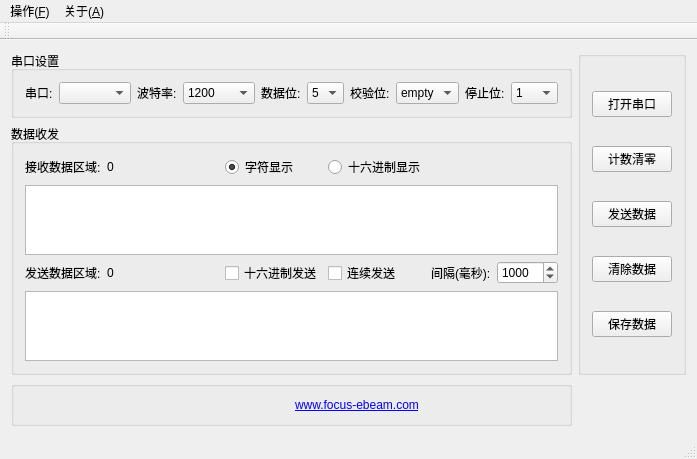
First picture: the form in serialAssistant1.1/mainwindow.ui, repository lonly-wolf/serialAssistant, before the edit.
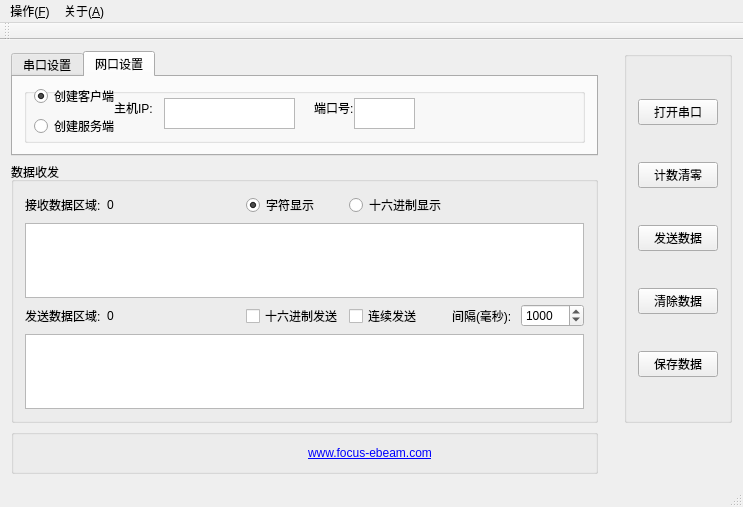
Second picture: the form after the edit. Icons and pictures are not drawn.

The edit to the form file:
```diff
--- a/serialAssistant1.1/mainwindow.ui
+++ b/serialAssistant1.1/mainwindow.ui
@@ -6,19 +6,29 @@
    <rect>
     <x>0</x>
     <y>0</y>
-    <width>655</width>
-    <height>417</height>
+    <width>708</width>
+    <height>507</height>
    </rect>
   </property>
   <property name="windowTitle">
    <string>聚束科技软件研发部</string>
   </property>
   <widget class="QWidget" name="centralWidget">
+   <layout class="QGridLayout" name="gridLayout_5">
+    <item row="0" column="0">
+     <widget class="QTabWidget" name="tabWidget">
+      <property name="currentIndex">
+       <number>1</number>
+      </property>
+      <widget class="QWidget" name="tab_3">
+       <attribute name="title">
+        <string>串口设置</string>
+       </attribute>
    <layout class="QGridLayout" name="gridLayout_4">
     <item row="0" column="0">
      <widget class="QGroupBox" name="groupBox">
       <property name="title">
-       <string>串口设置</string>
+           <string/>
       </property>
       <layout class="QGridLayout" name="gridLayout">
        <item row="0" column="2">
@@ -195,10 +205,148 @@
          </property>
         </widget>
        </item>
+           <item row="1" column="0">
+            <spacer name="verticalSpacer_3">
+             <property name="orientation">
+              <enum>Qt::Vertical</enum>
+             </property>
+             <property name="sizeHint" stdset="0">
+              <size>
+               <width>20</width>
+               <height>13</height>
+              </size>
+             </property>
+            </spacer>
+           </item>
+           <item row="1" column="9">
+            <spacer name="verticalSpacer_4">
+             <property name="orientation">
+              <enum>Qt::Vertical</enum>
+             </property>
+             <property name="sizeHint" stdset="0">
+              <size>
+               <width>20</width>
+               <height>13</height>
+              </size>
+             </property>
+            </spacer>
+           </item>
+           <item row="1" column="4">
+            <spacer name="verticalSpacer_2">
+             <property name="orientation">
+              <enum>Qt::Vertical</enum>
+             </property>
+             <property name="sizeHint" stdset="0">
+              <size>
+               <width>20</width>
+               <height>13</height>
+              </size>
+             </property>
+            </spacer>
+           </item>
       </layout>
      </widget>
     </item>
-    <item row="0" column="1" rowspan="2">
+       </layout>
+      </widget>
+      <widget class="QWidget" name="tab_4">
+       <attribute name="title">
+        <string>网口设置</string>
+       </attribute>
+       <layout class="QGridLayout" name="gridLayout_6">
+        <item row="0" column="0">
+         <widget class="QGroupBox" name="groupBox_5">
+          <property name="title">
+           <string/>
+          </property>
+          <widget class="QRadioButton" name="radioButton_4">
+           <property name="geometry">
+            <rect>
+             <x>10</x>
+             <y>30</y>
+             <width>89</width>
+             <height>16</height>
+            </rect>
+           </property>
+           <property name="text">
+            <string>创建服务端</string>
+           </property>
+          </widget>
+          <widget class="QTextEdit" name="textEdit_2">
+           <property name="geometry">
+            <rect>
+             <x>330</x>
+             <y>10</y>
+             <width>61</width>
+             <height>31</height>
+            </rect>
+           </property>
+           <property name="acceptRichText">
+            <bool>false</bool>
+           </property>
+          </widget>
+          <widget class="QRadioButton" name="radioButton_3">
+           <property name="geometry">
+            <rect>
+             <x>10</x>
+             <y>0</y>
+             <width>89</width>
+             <height>16</height>
+            </rect>
+           </property>
+           <property name="text">
+            <string>创建客户端</string>
+           </property>
+           <property name="checked">
+            <bool>true</bool>
+           </property>
+          </widget>
+          <widget class="QTextEdit" name="textEdit">
+           <property name="geometry">
+            <rect>
+             <x>140</x>
+             <y>10</y>
+             <width>131</width>
+             <height>31</height>
+            </rect>
+           </property>
+           <property name="acceptRichText">
+            <bool>false</bool>
+           </property>
+          </widget>
+          <widget class="QLabel" name="label_13">
+           <property name="geometry">
+            <rect>
+             <x>90</x>
+             <y>10</y>
+             <width>61</width>
+             <height>20</height>
+            </rect>
+           </property>
+           <property name="text">
+            <string>主机IP:</string>
+           </property>
+          </widget>
+          <widget class="QLabel" name="label_14">
+           <property name="geometry">
+            <rect>
+             <x>290</x>
+             <y>10</y>
+             <width>41</width>
+             <height>20</height>
+            </rect>
+           </property>
+           <property name="text">
+            <string>端口号:</string>
+           </property>
+          </widget>
+         </widget>
+        </item>
+       </layout>
+      </widget>
+     </widget>
+    </item>
+    <item row="0" column="2" rowspan="2">
      <widget class="QGroupBox" name="groupBox_2">
       <property name="title">
        <string/>
@@ -344,6 +492,19 @@
       </layout>
      </widget>
     </item>
+    <item row="1" column="1">
+     <spacer name="verticalSpacer">
+      <property name="orientation">
+       <enum>Qt::Vertical</enum>
+      </property>
+      <property name="sizeHint" stdset="0">
+       <size>
+        <width>20</width>
+        <height>281</height>
+       </size>
+      </property>
+     </spacer>
+    </item>
     <item row="2" column="0">
      <widget class="QGroupBox" name="groupBox_4">
       <property name="title">
@@ -386,7 +547,7 @@
     <rect>
      <x>0</x>
      <y>0</y>
-     <width>655</width>
+     <width>708</width>
      <height>23</height>
     </rect>
    </property>
```
Left out of the diff: 82 changed lines with no effect on the pictures. Lines whose indentation alone changed are shown as unchanged.
